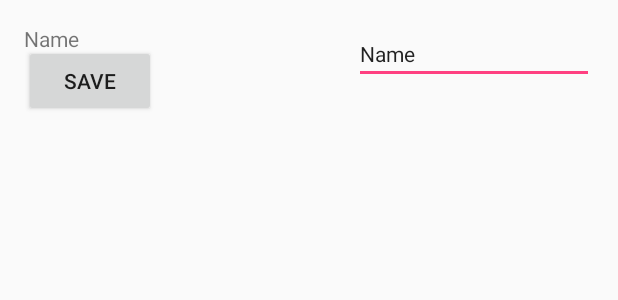
After one commit to Kotomaro/Feet3, an Android app: the layout activity_edit_name.xml on its own in the app's theme, with its tools: preview values and no code run, on a phone screen of 412 x 824 dp. The commit adds this screen. Shown: the top 300 px of the screen. Run offline under Robolectric (Android 15) with nearby library versions, the phone set to English and light mode, and no system bars.

Commit message:
Edit name

```diff
--- a/app/src/main/AndroidManifest.xml
+++ b/app/src/main/AndroidManifest.xml
@@ -51,6 +51,9 @@
             android:name=".EditNetworkActivity"
             android:theme="@style/Base.Theme.AppCompat.Dialog"/>
         <activity android:name=".Feet3Preferences"/>
+        <activity android:name=".EditPositionActivity"
+            android:theme="@style/Base.Theme.AppCompat.Dialog"/>
+        />
 
 
 
--- a/app/src/main/java/main/feet3/EditNetworkActivity.java
+++ b/app/src/main/java/main/feet3/EditNetworkActivity.java
@@ -36,7 +36,7 @@ public class EditNetworkActivity extends AppCompatActivity {
         Bundle b = getIntent().getExtras();
         final String name = b.getString("name");
         name_editText.setText(b.getString("name"));
-        System.out.println("name:" + b.getString("name"));
+
         mac_address_textView.setText(b.getString("mac_address"));
 
 
@@ -53,8 +53,6 @@ public class EditNetworkActivity extends AppCompatActivity {
                     finish();
 
 
-                }else{
-                    System.out.println("El nombre no ha cambiado o esta vacio");
                 }
             }
         });
--- a/app/src/main/java/main/feet3/MainActivity.java
+++ b/app/src/main/java/main/feet3/MainActivity.java
@@ -154,8 +154,8 @@ public class MainActivity extends AppCompatActivity {
     };
 
     protected void onPause(){
-        wifiManager.onPause();
-        fLocationManager.onPause();
+      //  wifiManager.onPause();
+       // fLocationManager.onPause();
       //  activityManager.onPause();
         super.onPause();
 
--- a/app/src/main/java/main/feet3/utils/Feet3WifiManager.java
+++ b/app/src/main/java/main/feet3/utils/Feet3WifiManager.java
@@ -96,6 +96,7 @@ public class Feet3WifiManager {
     }
 
     public boolean isScanFinished(){
+        System.out.println("scanfinished: "+ scanFinished);
         return scanFinished;
     }
 }
--- /dev/null
+++ b/app/src/main/res/layout/activity_edit_name.xml
@@ -0,0 +1,44 @@
+<?xml version="1.0" encoding="utf-8"?>
+<RelativeLayout xmlns:android="http://schemas.android.com/apk/res/android"
+    xmlns:tools="http://schemas.android.com/tools"
+    android:id="@+id/activity_edit_network"
+    android:layout_width="match_parent"
+    android:layout_height="match_parent"
+    android:paddingBottom="@dimen/activity_vertical_margin"
+    android:paddingLeft="@dimen/activity_horizontal_margin"
+    android:paddingRight="@dimen/activity_horizontal_margin"
+    android:paddingTop="@dimen/activity_vertical_margin"
+    tools:context="main.feet3.EditNetworkActivity">
+
+    <TextView
+        android:text="@string/name_string"
+        android:layout_width="wrap_content"
+        android:layout_height="wrap_content"
+        android:layout_alignParentTop="true"
+        android:id="@+id/title_name_textView" />
+
+    <Button
+        android:text="@string/save_String"
+        android:layout_width="wrap_content"
+        android:layout_height="wrap_content"
+        android:layout_marginTop="14dp"
+        android:id="@+id/networks_save_button"
+        android:layout_below="@+id/title_mac_address_textView"
+        android:layout_alignParentLeft="true"
+        android:layout_alignParentStart="true" />
+
+    <EditText
+        android:layout_width="wrap_content"
+        android:layout_height="wrap_content"
+        android:inputType="textPersonName"
+        android:text="Name"
+        android:ems="10"
+        android:id="@+id/name_editText"
+        android:textSize="14sp"
+
+        android:layout_alignParentRight="true"
+        android:layout_alignParentEnd="true"
+        android:layout_alignLeft="@+id/mac_adress_textView"
+        android:layout_alignStart="@+id/mac_adress_textView" />
+
+</RelativeLayout>
```
Also changed, not shown: app/src/main/java/main/feet3/EditPositionActivity.java (+50 -1 lines), app/src/main/java/main/feet3/PositionInfoActivity.java (+25 -2 lines), app/src/main/java/main/feet3/data/Feet3DataSource.java (+12 -3 lines).
